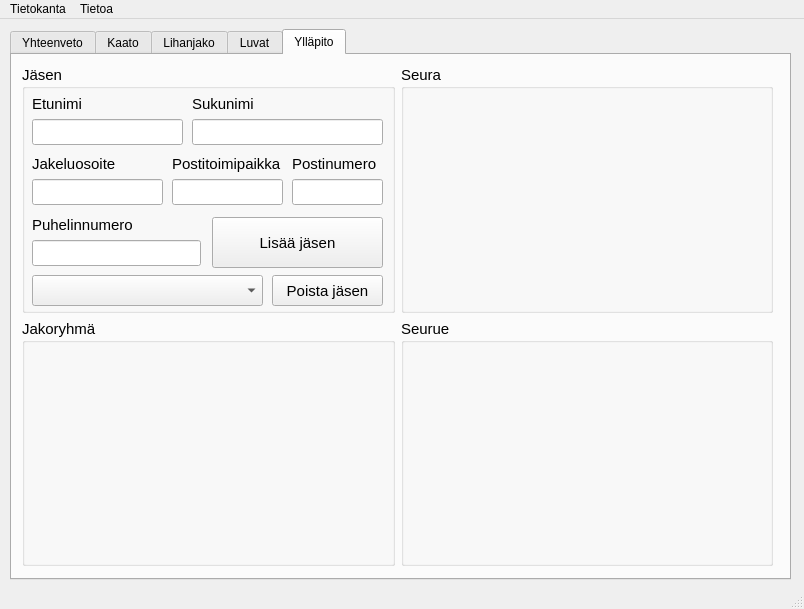
Before: the Qt Designer form QT_UI_files/MultiPageMainWindow.ui in janlevea/hirviporukka, drawn with Qt 5.
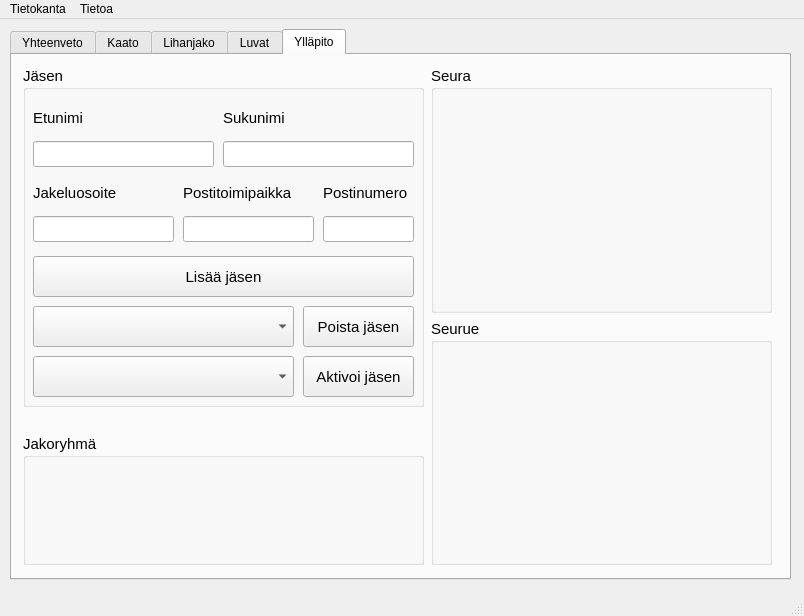
After: the same form once the commit is applied. The open tabs and pages were chosen to show the change.

Commit message: Qt Designer: UI-muutokset

The edit to the form file:
```diff
--- a/QT_UI_files/MultiPageMainWindow.ui
+++ b/QT_UI_files/MultiPageMainWindow.ui
@@ -7,7 +7,7 @@
     <x>0</x>
     <y>0</y>
     <width>804</width>
-    <height>609</height>
+    <height>616</height>
    </rect>
   </property>
   <property name="windowTitle">
@@ -953,54 +953,15 @@
      <attribute name="title">
       <string>Ylläpito</string>
      </attribute>
-     <widget class="QWidget" name="layoutWidget">
-      <property name="geometry">
-       <rect>
-        <x>10</x>
-        <y>10</y>
-        <width>751</width>
-        <height>501</height>
-       </rect>
-      </property>
-      <layout class="QGridLayout" name="gridLayout">
-       <item row="0" column="1">
-        <widget class="QGroupBox" name="groupBox">
-         <property name="font">
-          <font>
-           <pointsize>11</pointsize>
-          </font>
-         </property>
-         <property name="title">
-          <string>Seura</string>
-         </property>
-        </widget>
-       </item>
-       <item row="1" column="1">
-        <widget class="QGroupBox" name="groupBox_2">
-         <property name="font">
-          <font>
-           <pointsize>11</pointsize>
-          </font>
-         </property>
-         <property name="title">
-          <string>Seurue</string>
-         </property>
-        </widget>
-       </item>
-       <item row="1" column="0">
-        <widget class="QGroupBox" name="groupBox_3">
-         <property name="font">
-          <font>
-           <pointsize>11</pointsize>
-          </font>
-         </property>
-         <property name="title">
-          <string>Jakoryhmä</string>
-         </property>
-        </widget>
-       </item>
-       <item row="0" column="0">
         <widget class="QGroupBox" name="groupBox_4">
+      <property name="geometry">
+       <rect>
+        <x>11</x>
+        <y>11</y>
+        <width>401</width>
+        <height>341</height>
+       </rect>
+      </property>
          <property name="font">
           <font>
            <pointsize>11</pointsize>
@@ -1012,10 +973,10 @@
          <widget class="QPushButton" name="memberSavePushButton">
           <property name="geometry">
            <rect>
-            <x>190</x>
-            <y>152</y>
-            <width>171</width>
-            <height>51</height>
+         <x>10</x>
+         <y>190</y>
+         <width>381</width>
+         <height>41</height>
            </rect>
           </property>
           <property name="text">
@@ -1026,22 +987,22 @@
           <property name="geometry">
            <rect>
             <x>10</x>
-            <y>210</y>
-            <width>231</width>
-            <height>31</height>
+         <y>240</y>
+         <width>261</width>
+         <height>41</height>
            </rect>
           </property>
           <property name="placeholderText">
-           <string>Poistettava jäsen</string>
+        <string>  Poistettava jäsen</string>
           </property>
          </widget>
          <widget class="QPushButton" name="memberDeletePushButton">
           <property name="geometry">
            <rect>
-            <x>250</x>
-            <y>210</y>
+         <x>280</x>
+         <y>240</y>
             <width>111</width>
-            <height>31</height>
+         <height>41</height>
            </rect>
           </property>
           <property name="text">
@@ -1052,9 +1013,9 @@
           <property name="geometry">
            <rect>
             <x>10</x>
-            <y>30</y>
-            <width>151</width>
-            <height>50</height>
+         <y>35</y>
+         <width>181</width>
+         <height>66</height>
            </rect>
           </property>
           <layout class="QVBoxLayout" name="verticalLayout_22">
@@ -1074,17 +1035,21 @@
             </widget>
            </item>
            <item>
-            <widget class="QLineEdit" name="firstNameLineEdit"/>
+         <widget class="QLineEdit" name="firstNameLineEdit">
+          <property name="styleSheet">
+           <string notr="true"/>
+          </property>
+         </widget>
            </item>
           </layout>
          </widget>
          <widget class="QWidget" name="layoutWidget">
           <property name="geometry">
            <rect>
-            <x>170</x>
-            <y>30</y>
+         <x>200</x>
+         <y>35</y>
             <width>191</width>
-            <height>50</height>
+         <height>66</height>
            </rect>
           </property>
           <layout class="QVBoxLayout" name="verticalLayout_23">
@@ -1104,7 +1069,11 @@
             </widget>
            </item>
            <item>
-            <widget class="QLineEdit" name="lastNameLineEdit"/>
+         <widget class="QLineEdit" name="lastNameLineEdit">
+          <property name="styleSheet">
+           <string notr="true"/>
+          </property>
+         </widget>
            </item>
           </layout>
          </widget>
@@ -1112,9 +1081,9 @@
           <property name="geometry">
            <rect>
             <x>10</x>
-            <y>90</y>
-            <width>131</width>
-            <height>50</height>
+         <y>110</y>
+         <width>141</width>
+         <height>66</height>
            </rect>
           </property>
           <layout class="QVBoxLayout" name="verticalLayout_24">
@@ -1134,17 +1103,21 @@
             </widget>
            </item>
            <item>
-            <widget class="QLineEdit" name="adressLineEdit"/>
+         <widget class="QLineEdit" name="addressLineEdit">
+          <property name="styleSheet">
+           <string notr="true"/>
+          </property>
+         </widget>
            </item>
           </layout>
          </widget>
          <widget class="QWidget" name="layoutWidget">
           <property name="geometry">
            <rect>
-            <x>270</x>
-            <y>90</y>
+         <x>300</x>
+         <y>110</y>
             <width>91</width>
-            <height>50</height>
+         <height>66</height>
            </rect>
           </property>
           <layout class="QVBoxLayout" name="verticalLayout_25">
@@ -1164,17 +1137,21 @@
             </widget>
            </item>
            <item>
-            <widget class="QLineEdit" name="zipCodeLineEdit"/>
+         <widget class="QLineEdit" name="zipCodeLineEdit">
+          <property name="styleSheet">
+           <string notr="true"/>
+          </property>
+         </widget>
            </item>
           </layout>
          </widget>
          <widget class="QWidget" name="layoutWidget">
           <property name="geometry">
            <rect>
-            <x>150</x>
-            <y>90</y>
-            <width>111</width>
-            <height>50</height>
+         <x>160</x>
+         <y>110</y>
+         <width>131</width>
+         <height>66</height>
            </rect>
           </property>
           <layout class="QVBoxLayout" name="verticalLayout_26">
@@ -1194,43 +1171,94 @@
             </widget>
            </item>
            <item>
-            <widget class="QLineEdit" name="cityLineEdit"/>
+         <widget class="QLineEdit" name="cityLineEdit">
+          <property name="styleSheet">
+           <string notr="true"/>
+          </property>
+         </widget>
            </item>
           </layout>
          </widget>
-         <widget class="QWidget" name="layoutWidget">
+      <widget class="QPushButton" name="memberRestorePushButton">
           <property name="geometry">
            <rect>
-            <x>10</x>
-            <y>150</y>
-            <width>169</width>
-            <height>51</height>
-           </rect>
-          </property>
-          <layout class="QVBoxLayout" name="verticalLayout_27">
-           <item>
-            <widget class="QLabel" name="phoneNumberLabel">
-             <property name="font">
-              <font>
-               <pointsize>11</pointsize>
-              </font>
+         <x>280</x>
+         <y>290</y>
+         <width>111</width>
+         <height>41</height>
+        </rect>
              </property>
              <property name="text">
-              <string>Puhelinnumero</string>
-             </property>
-             <property name="buddy">
-              <cstring>phoneNumberLineEdit</cstring>
-             </property>
-            </widget>
-           </item>
-           <item>
-            <widget class="QLineEdit" name="phoneNumberLineEdit"/>
-           </item>
-          </layout>
-         </widget>
-        </widget>
-       </item>
-      </layout>
+        <string>Aktivoi jäsen</string>
+       </property>
+      </widget>
+      <widget class="QComboBox" name="memberRestoreComboBox">
+       <property name="geometry">
+        <rect>
+         <x>10</x>
+         <y>290</y>
+         <width>261</width>
+         <height>41</height>
+        </rect>
+       </property>
+       <property name="placeholderText">
+        <string>  Aktivoitava poistettu jäsen</string>
+       </property>
+      </widget>
+     </widget>
+     <widget class="QGroupBox" name="groupBox">
+      <property name="geometry">
+       <rect>
+        <x>419</x>
+        <y>11</y>
+        <width>341</width>
+        <height>247</height>
+       </rect>
+      </property>
+      <property name="font">
+       <font>
+        <pointsize>11</pointsize>
+       </font>
+      </property>
+      <property name="title">
+       <string>Seura</string>
+      </property>
+     </widget>
+     <widget class="QGroupBox" name="groupBox_2">
+      <property name="geometry">
+       <rect>
+        <x>419</x>
+        <y>264</y>
+        <width>341</width>
+        <height>246</height>
+       </rect>
+      </property>
+      <property name="font">
+       <font>
+        <pointsize>11</pointsize>
+       </font>
+      </property>
+      <property name="title">
+       <string>Seurue</string>
+      </property>
+     </widget>
+     <widget class="QGroupBox" name="groupBox_3">
+      <property name="geometry">
+       <rect>
+        <x>11</x>
+        <y>379</y>
+        <width>401</width>
+        <height>131</height>
+       </rect>
+      </property>
+      <property name="font">
+       <font>
+        <pointsize>11</pointsize>
+       </font>
+      </property>
+      <property name="title">
+       <string>Jakoryhmä</string>
+      </property>
      </widget>
     </widget>
    </widget>
```
Left out of the diff: 508 changed lines with no effect on the pictures. Lines whose indentation alone changed are shown as unchanged. The commit also changes 1 other file.
